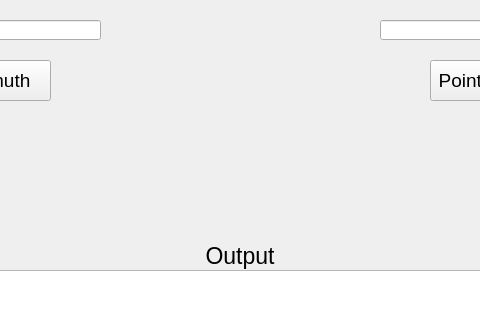
Qt form ui/main.ui (kermitine/DHOC) before a commit; both pictures show x 160 to 640 and y 130 to 450 of the 800 by 600 pixel window.
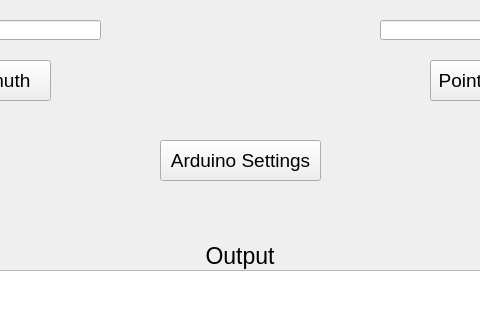
The same form after that commit.

Commit message: added new "arduino settings" dialog

Diff of the .ui file:
```diff
--- a/ui/main.ui
+++ b/ui/main.ui
@@ -318,6 +318,36 @@
      <set>Qt::AlignRight|Qt::AlignTrailing|Qt::AlignVCenter</set>
     </property>
    </widget>
+   <widget class="QPushButton" name="buttton_arduinosettings">
+    <property name="geometry">
+     <rect>
+      <x>320</x>
+      <y>270</y>
+      <width>161</width>
+      <height>41</height>
+     </rect>
+    </property>
+    <property name="font">
+     <font>
+      <pointsize>14</pointsize>
+     </font>
+    </property>
+    <property name="layoutDirection">
+     <enum>Qt::LeftToRight</enum>
+    </property>
+    <property name="text">
+     <string>Arduino Settings</string>
+    </property>
+    <property name="autoDefault">
+     <bool>false</bool>
+    </property>
+    <property name="default">
+     <bool>false</bool>
+    </property>
+    <property name="flat">
+     <bool>false</bool>
+    </property>
+   </widget>
   </widget>
   <widget class="QStatusBar" name="statusbar"/>
  </widget>
```
The commit also changes 6 other files.
